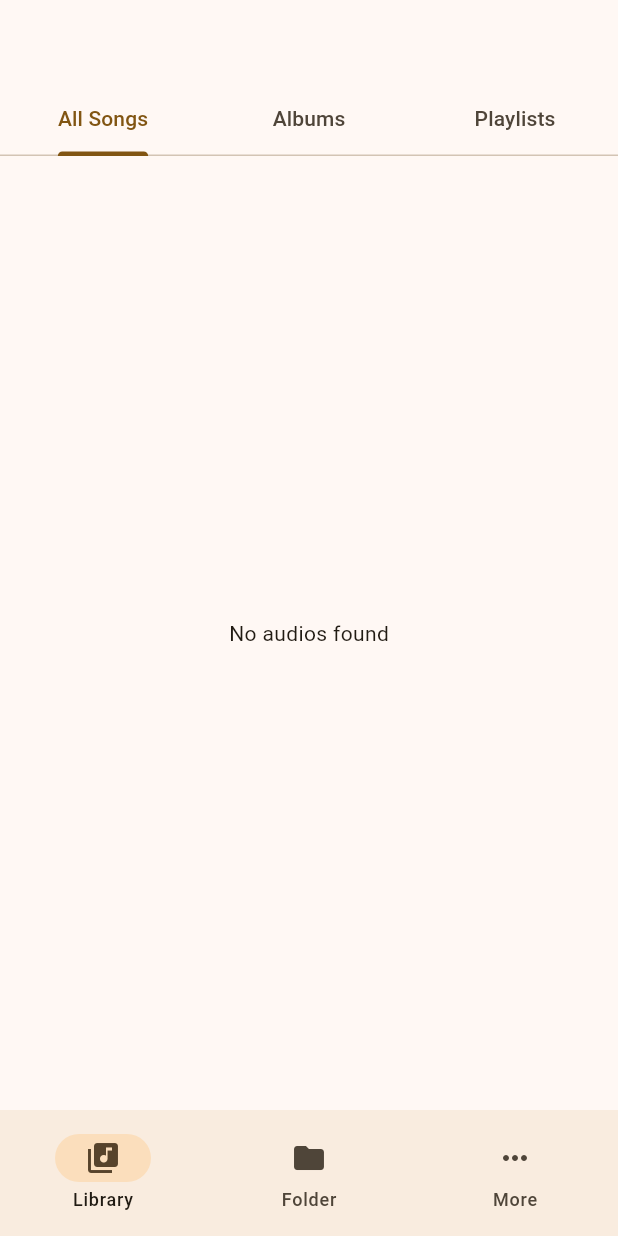
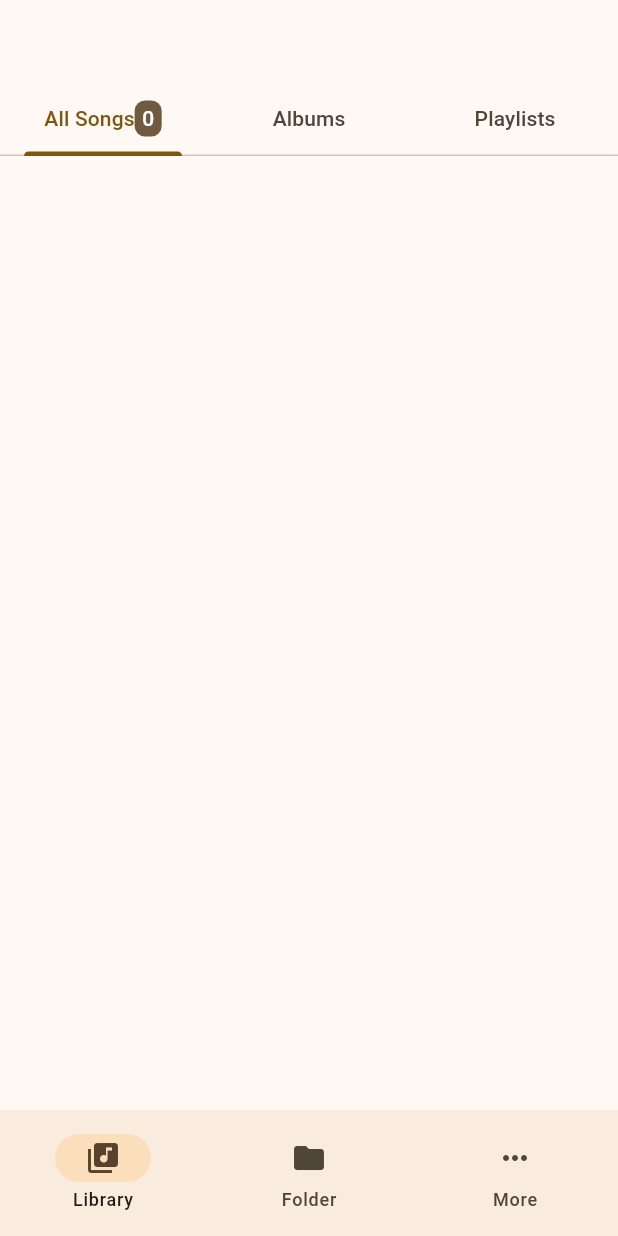
Before and after one commit to rans-rans/beatz, a Flutter app: the screen it shows after launch, on a phone screen of 412 x 824 dp. Run offline on Flutter 3.47's test engine with Material 3 defaults, Android fonts, the phone set to English and light mode, and no system bars; our stand-ins replace flutter_riverpod, flutter_svg, just_audio, just_audio_background, on_audio_query, permission_handler; missing offline and left inert: audio_metadata_reader, receive_sharing_intent.

Commit message:
pushed audio fetching into state manager

```diff
--- /dev/null
+++ b/lib/src/domain/repositories/audios_repository.dart
@@ -0,0 +1,5 @@
+import 'package:beatz/src/domain/entities/models/audio.dart';
+
+abstract class AudiosRepository {
+  Future<List<Audio>> fetchAllStorageAudios();
+}
--- a/lib/src/presentation/screens/all songs/all_audios_screen.dart
+++ b/lib/src/presentation/screens/all songs/all_audios_screen.dart
@@ -1,53 +1,29 @@
+import 'package:beatz/src/presentation/controllers/all_audio_provider.dart';
 import 'package:beatz/src/presentation/shared/widgets/audio_tile.dart';
 import 'package:flutter/material.dart';
-import 'package:on_audio_query/on_audio_query.dart';
+import 'package:flutter_riverpod/flutter_riverpod.dart';
 
-class AllAudiosScreen extends StatefulWidget {
+class AllAudiosScreen extends ConsumerWidget {
   const AllAudiosScreen({super.key});
 
   @override
-  State<AllAudiosScreen> createState() => _AllAudiosScreenState();
-}
-
-class _AllAudiosScreenState extends State<AllAudiosScreen> {
-  final audioQuery = OnAudioQuery();
-  late Future<List<SongModel>> fetchAudios;
-
-  @override
-  void initState() {
-    super.initState();
-    fetchAudios = audioQuery.querySongs();
-  }
-
-  @override
-  Widget build(BuildContext context) {
+  Widget build(context, ref) {
+    final allAudios = ref.watch(allAudiosProvider);
     return RefreshIndicator(
       onRefresh: () async {
-        setState(() {
-          fetchAudios = audioQuery.querySongs();
-        });
+        ref.read(allAudiosProvider.notifier).reloadAudios();
       },
-      child: FutureBuilder(
-        future: audioQuery.checkAndRequest(),
-        builder: (contex, snap) {
-          return FutureBuilder(
-            future: fetchAudios,
-            builder: (context, querySnapshot) {
-              if (querySnapshot.connectionState == ConnectionState.waiting) {
-                return const Center(child: CircularProgressIndicator());
-              }
-              if ((querySnapshot.data ?? []).isEmpty) {
-                return const Center(
-                  child: Text("No audios found"),
-                );
-              }
-              return ListView.builder(
-                itemCount: querySnapshot.data!.length,
-                itemBuilder: (context, index) {
-                  final audio = querySnapshot.data![index];
-                  return AudioTile(audio);
-                },
-              );
+      child: allAudios.when(
+        loading: () => const Center(child: CircularProgressIndicator()),
+        error: (error, stackTrace) => const Center(
+          child: Text("No audios found"),
+        ),
+        data: (audios) {
+          return ListView.builder(
+            itemCount: audios.length,
+            itemBuilder: (context, index) {
+              final audio = audios[index];
+              return AudioTile(audio);
             },
           );
         },
--- a/lib/src/presentation/screens/library/library_screen.dart
+++ b/lib/src/presentation/screens/library/library_screen.dart
@@ -1,7 +1,9 @@
+import 'package:beatz/src/presentation/controllers/all_audio_provider.dart';
 import 'package:beatz/src/presentation/screens/album/all_albums_screen.dart';
 import 'package:beatz/src/presentation/screens/all%20songs/all_audios_screen.dart';
 import 'package:beatz/src/presentation/screens/playlist/playlist_screen.dart';
 import 'package:flutter/material.dart';
+import 'package:flutter_riverpod/flutter_riverpod.dart';
 
 class LibraryScreen extends StatelessWidget {
   const LibraryScreen({super.key});
@@ -19,10 +21,41 @@ class LibraryScreen extends StatelessWidget {
       length: 3,
       child: Scaffold(
         appBar: AppBar(
-          bottom: const TabBar(tabs: [
-            Tab(child: Text("All Songs")),
-            Tab(child: Text("Albums")),
-            Tab(child: Text("Playlists")),
+          bottom: TabBar(tabs: [
+            Row(
+              mainAxisAlignment: MainAxisAlignment.center,
+              children: [
+                const Tab(child: Text("All Songs")),
+                Consumer(
+                  builder: (context, ref, child) {
+                    final audios = ref.watch(allAudiosProvider);
+
+                    return audios.whenData(
+                          (data) {
+                            return Container(
+                              alignment: Alignment.center,
+                              padding: const EdgeInsets.symmetric(
+                                  horizontal: 5, vertical: 2),
+                              decoration: BoxDecoration(
+                                color: Theme.of(context).colorScheme.secondary,
+                                borderRadius: BorderRadius.circular(7),
+                              ),
+                              child: Text(
+                                data.length.toString(),
+                                style: TextStyle(
+                                  color: Theme.of(context).colorScheme.onSecondary,
+                                ),
+                              ),
+                            );
+                          },
+                        ).value ??
+                        const SizedBox.shrink();
+                  },
+                )
+              ],
+            ),
+            const Tab(child: Text("Albums")),
+            const Tab(child: Text("Playlists")),
           ]),
         ),
         body: const TabBarView(
```
Also changed, not shown: lib/src/data/repositories/audios_repo_impl.dart (added, +20 -0 lines), lib/src/presentation/controllers/all_audio_provider.dart (added, +28 -0 lines), lib/src/presentation/screens/music player/audio_player_screen.dart (+19 -2 lines), lib/src/presentation/shared/widgets/audio_tile.dart (+6 -5 lines), assets/images/audio_placeholder.jpeg, lib/src/data/datasource/audio_query_datasource.dart (added).
